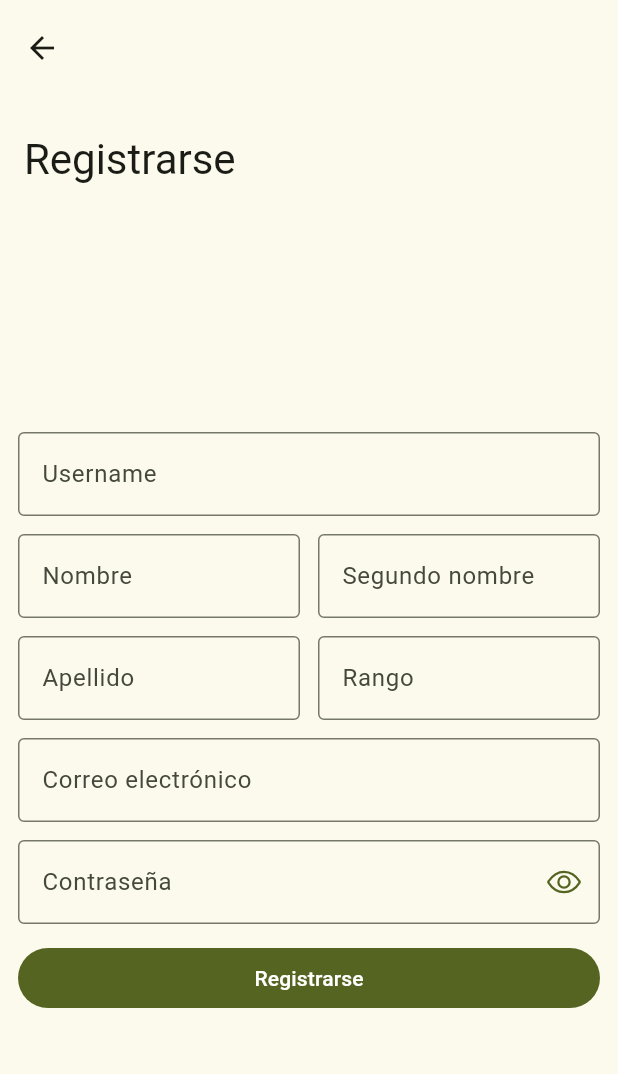
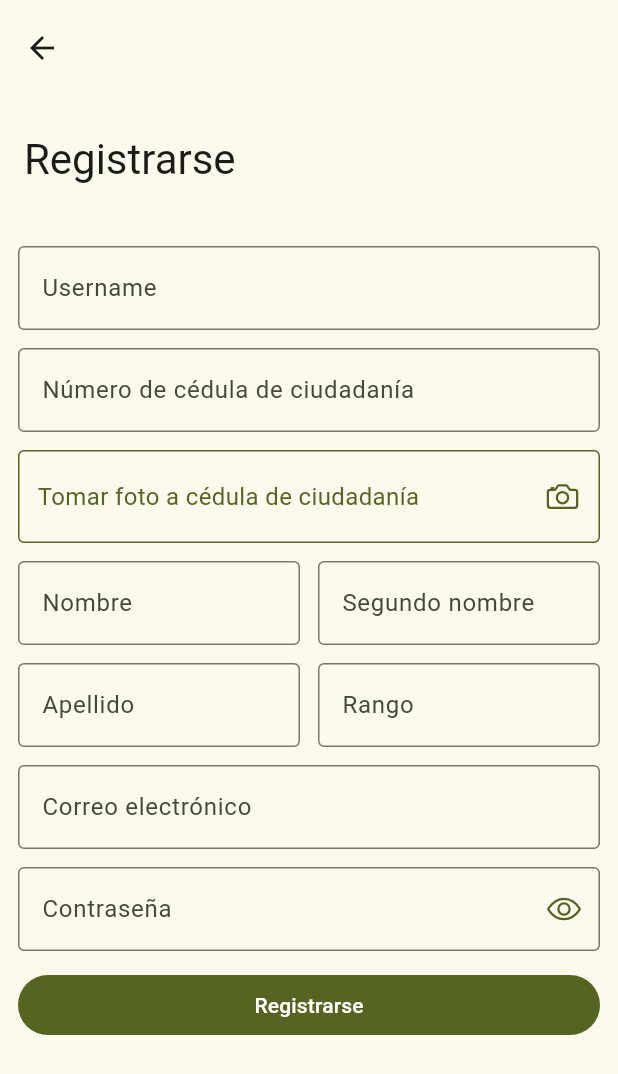
Before and after one commit to Heroes-Colombia/heroes-app, a Flutter app: the AuthView screen opened by its route, after a tap on "Registrarse", on a phone screen of 412 x 824 dp. Shown: the top 1074 px of the screen. Run offline on Flutter 3.47's test engine with Material 2 defaults, Android fonts, the phone set to English and light mode, and no system bars; drawn by our look-alikes of flutter_form_builder; our stand-ins replace adaptive_theme, auto_route, bloc, cloud_firestore, dio, equatable and 9 more; accounts and stored records are empty.

Commit message:
Added: User identification upload on register

```diff
--- a/lib/assets/app_constants.dart
+++ b/lib/assets/app_constants.dart
@@ -4,6 +4,9 @@ class AppConstants {
   final String reviewsCollection = 'reviews';
   final String businessCollection = 'businesses';
   final String advertisementCollection = 'advertisements';
+
+  //Firebase Storage
+  final String userIdentifications = "identifications";
 
   //Texts for UI
   final entryPointTexts = {
@@ -43,6 +46,11 @@ class AppConstants {
       'email-validator': 'Por favor ingresa un correo electrónico válido',
       'username-label': 'Username',
       'username-hint': 'Ingresa tu username',
+      'identification-card-label': 'Número de cédula de ciudadanía',
+      'identification-card-hint': 'Ingresa tu número de cédula de ciudadanía',
+      'identification-card-img-label': 'Foto de la cédula de ciudadanía',
+      'identification-card-img-hint': 'Tomar foto a cédula de ciudadanía',
+      'identification-card-img-filled': 'Tomar otra foto',
       'firstname-label': 'Nombre',
       'firstname-hint': 'Ingresa tu nombre',
       'secondname-label': 'Segundo nombre',
@@ -56,6 +64,7 @@ class AppConstants {
       'password-validator': 'Por favor ingresa tu contraseña',
       'signupButton': 'Registrarse',
       'signupErrorTitle': 'Error al registrarse',
+      "genericValidator": "Este campo no puede estar vacío",
     },
     'signupBusinessView': {
       'title': 'Registrar comerciante',
--- a/lib/src/locator.dart
+++ b/lib/src/locator.dart
@@ -3,6 +3,7 @@ import 'package:dio/dio.dart';
 import 'package:heroes_app/assets/app_constants.dart';
 import 'package:heroes_app/assets/app_methods.dart';
 import 'package:heroes_app/src/domain/repositories/auth_service.dart';
+import 'package:heroes_app/src/domain/repositories/firestorage_service.dart';
 import 'package:heroes_app/src/domain/repositories/firestore_service.dart';
 import 'package:heroes_app/src/domain/repositories/shared_preferences_service.dart';
 
@@ -31,4 +32,8 @@ Future<void> initializeDependencies() async {
   locator.registerSingleton<SharedPreferencesService>(
     SharedPreferencesService(),
   );
+
+  locator.registerSingleton<FireStorageService>(
+    FireStorageService(),
+  );
 }
--- a/lib/src/presentation/pages/auth/pages/signup_view.dart
+++ b/lib/src/presentation/pages/auth/pages/signup_view.dart
@@ -4,11 +4,13 @@ import 'package:flutter_bloc/flutter_bloc.dart';
 import 'package:flutter_form_builder/flutter_form_builder.dart';
 import 'package:get_it/get_it.dart';
 import 'package:heroes_app/assets/app_constants.dart';
+import 'package:heroes_app/assets/app_methods.dart';
 import 'package:heroes_app/src/config/router/app_router.gr.dart';
 import 'package:heroes_app/src/presentation/cubits/auth/auth_cubit.dart';
 import 'package:heroes_app/src/presentation/widgets/async_button_widget.dart';
 import 'package:heroes_app/src/presentation/widgets/email_input_widget.dart';
 import 'package:heroes_app/src/presentation/widgets/password_input_widget.dart';
+import 'package:ionicons/ionicons.dart';
 
 final _formKey = GlobalKey<FormBuilderState>();
 
@@ -21,6 +23,7 @@ class SignUpView extends StatelessWidget {
   @override
   Widget build(BuildContext context) {
     final texts = locator.get<AppConstants>().authTexts['signupView']!;
+    final theme = Theme.of(context);
     return GestureDetector(
       onTap: () => FocusManager.instance.primaryFocus?.unfocus(),
       child: CustomScrollView(
@@ -31,8 +34,7 @@ class SignUpView extends StatelessWidget {
             floating: true,
             snap: true,
           ),
-          SliverFillRemaining(
-            hasScrollBody: false,
+          SliverToBoxAdapter(
             child: FormBuilder(
               key: _formKey,
               child: Container(
@@ -49,7 +51,24 @@ class SignUpView extends StatelessWidget {
                         hintText: texts['username-hint']!,
                         border: const OutlineInputBorder(),
                       ),
+                      validator: (value) => validateInputs(context, value),
+                      autovalidateMode: AutovalidateMode.onUserInteraction,
                     ),
+                    const SizedBox(height: 12),
+                    FormBuilderTextField(
+                      name: 'identification_card',
+                      key: const Key('identification_card'),
+                      decoration: InputDecoration(
+                        labelText: texts['identification-card-label']!,
+                        hintText: texts['identification-card-hint']!,
+                        border: const OutlineInputBorder(),
+                      ),
+                      validator: (value) => validateInputs(context, value),
+                      autovalidateMode: AutovalidateMode.onUserInteraction,
+                      keyboardType: TextInputType.number,
+                    ),
+                    const SizedBox(height: 12),
+                    pictureField(texts, theme),
                     const SizedBox(height: 12),
                     Row(
                       mainAxisSize: MainAxisSize.min,
@@ -63,6 +82,8 @@ class SignUpView extends StatelessWidget {
                             hintText: texts['firstname-hint']!,
                             border: const OutlineInputBorder(),
                           ),
+                          validator: (value) => validateInputs(context, value),
+                          autovalidateMode: AutovalidateMode.onUserInteraction,
                         )),
                         const SizedBox(width: 12),
                         Expanded(
@@ -74,6 +95,8 @@ class SignUpView extends StatelessWidget {
                             hintText: texts['secondname-hint']!,
                             border: const OutlineInputBorder(),
                           ),
+                          validator: (value) => validateInputs(context, value),
+                          autovalidateMode: AutovalidateMode.onUserInteraction,
                         )),
                       ],
                     ),
@@ -90,6 +113,8 @@ class SignUpView extends StatelessWidget {
                             hintText: texts['lastname-hint']!,
                             border: const OutlineInputBorder(),
                           ),
+                          validator: (value) => validateInputs(context, value),
+                          autovalidateMode: AutovalidateMode.onUserInteraction,
                         )),
                         const SizedBox(width: 12),
                         Expanded(
@@ -100,6 +125,8 @@ class SignUpView extends StatelessWidget {
                             hintText: texts['rank-hint']!,
                             border: const OutlineInputBorder(),
                           ),
+                          validator: (value) => validateInputs(context, value),
+                          autovalidateMode: AutovalidateMode.onUserInteraction,
                         )),
                       ],
                     ),
@@ -132,6 +159,69 @@ class SignUpView extends StatelessWidget {
     );
   }
 
+  FormBuilderField<Object> pictureField(
+      Map<String, String> texts, ThemeData theme) {
+    return FormBuilderField(
+      validator: (value) {
+        if (value == null) {
+          return texts['genericValidator']!;
+        }
+        return null;
+      },
+      name: "identification_card_img",
+      key: const Key('identification_card_img'),
+      autovalidateMode: AutovalidateMode.onUserInteraction,
+      builder: (field) {
+        return InkWell(
+          onTap: () async {
+            final picture = await locator.get<AppMethods>().takePicture();
+            if (picture == null) return;
+            field.didChange(picture);
+          },
+          child: Container(
+            decoration: BoxDecoration(
+              borderRadius: BorderRadius.circular(4),
+              border: Border.all(color: theme.colorScheme.primary),
+            ),
+            padding: const EdgeInsets.symmetric(
+              horizontal: 12.0,
+              vertical: 18.0,
+            ),
+            child: Row(
+                crossAxisAlignment: CrossAxisAlignment.center,
+                mainAxisAlignment: MainAxisAlignment.spaceBetween,
+                children: [
+                  Text(
+                    field.isValid
+                        ? texts["identification-card-img-filled"]!
+                        : texts['identification-card-img-hint']!,
+                    style: TextStyle(
+                      color: theme.colorScheme.primary,
+                      fontSize: theme.textTheme.bodyLarge!.fontSize,
+                    ),
+                  ),
+                  Icon(
+                    field.isValid
+                        ? Ionicons.camera_reverse_outline
+                        : Ionicons.camera_outline,
+                    color: theme.colorScheme.primary,
+                  )
+                ]),
+          ),
+        );
+      },
+    );
+  }
+
+  //This method is used to validate empty inputs
+  String? validateInputs(BuildContext context, String? value) {
+    final texts = locator.get<AppConstants>().authTexts['signupView']!;
+    final message = locator
+        .get<AppMethods>()
+        .emptyStringValidator(value, texts['genericValidator']!);
+    return message;
+  }
+
   //This method is used to register the user
   Future<void> doRegister(BuildContext context, texts) async {
     //First we validate the form
--- a/pubspec.yaml
+++ b/pubspec.yaml
@@ -34,6 +34,8 @@ dependencies:
   cloud_firestore: ^4.9.2
   bloc: ^8.1.2
   adaptive_theme: ^3.4.1
+  image_picker: ^1.0.4
+  firebase_storage: ^11.4.0
 
 dev_dependencies:
   flutter_test:
```
Also changed, not shown: lib/assets/app_methods.dart (+10 -0 lines), lib/src/domain/repositories/firestorage_service.dart (added, +35 -0 lines), lib/src/presentation/cubits/auth/auth_cubit.dart (+8 -1 lines), pubspec.lock, 4 other files.
